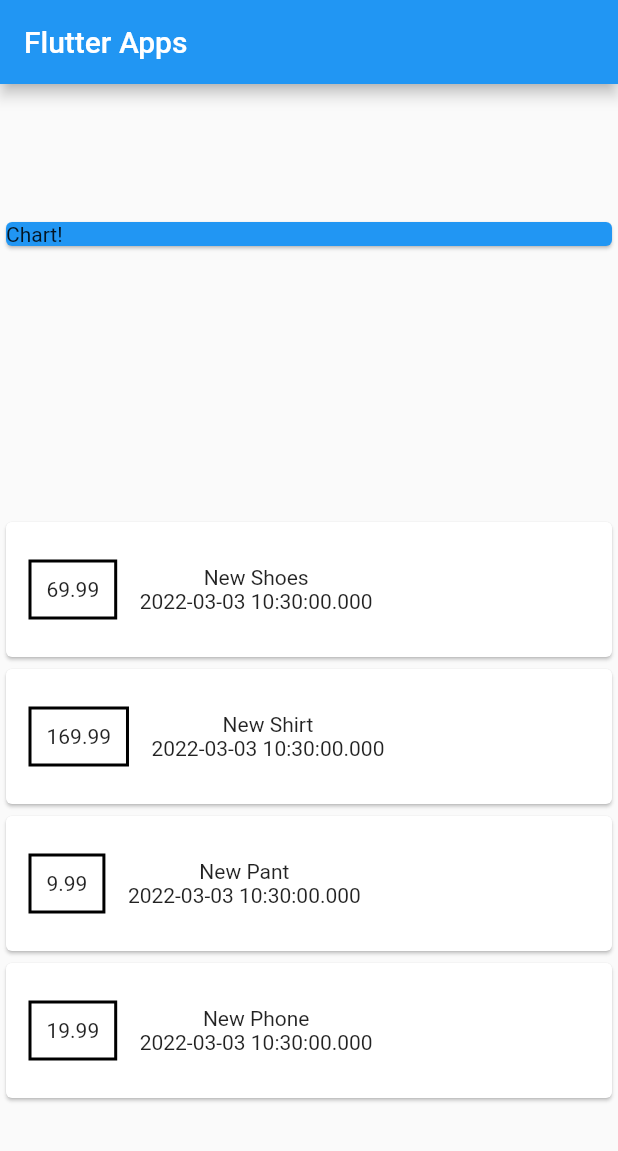
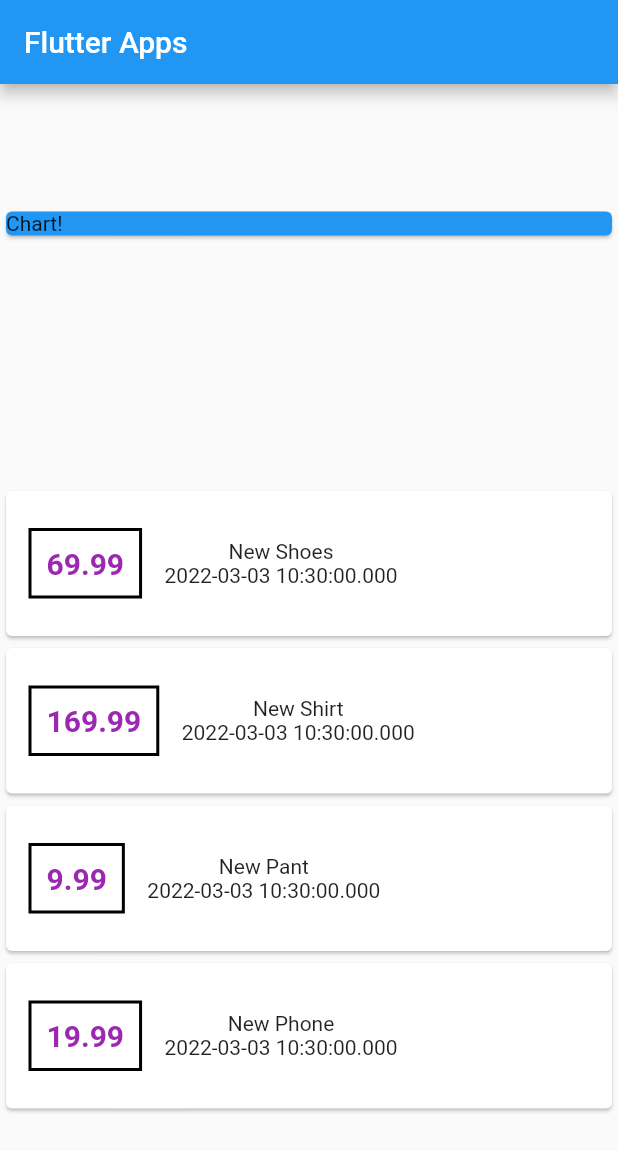
Before and after one commit to wasii/flutter_widget_styling, a Flutter app: the screen it shows after launch, on a phone screen of 412 x 824 dp. Shown: the top 1151 px of the screen. Run offline on Flutter 3.47's test engine with Material 2 defaults, Android fonts, the light colour scheme and no system bars.

Commit message:
styline text (amount)

```diff
--- a/lib/main.dart
+++ b/lib/main.dart
@@ -56,7 +56,12 @@
                         ),
                       ),
                       padding: EdgeInsets.all(10),
-                      child: Text(transaction.amount.toString()),
+                      child: Text(transaction.amount.toString(),
+                          style: TextStyle(
+                            fontSize: 20,
+                            fontWeight: FontWeight.bold,
+                            color: Colors.purple,
+                          )),
                     ),
                     Column(
                       children: <Widget>[
```
